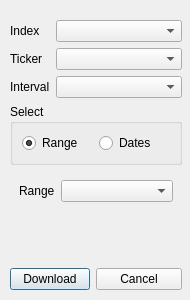
Old version of the form ydl_input.ui in the repository ram8686/yahoo_downloader.
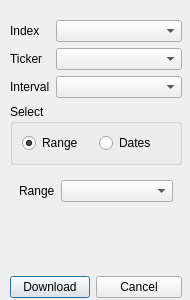
New version of the form.

Commit message: Progress dialog and worker threading integrated

Patch:
```diff
--- a/ydl_input.ui
+++ b/ydl_input.ui
@@ -31,16 +31,13 @@
   <property name="windowTitle">
    <string>Dialog</string>
   </property>
-  <property name="styleSheet">
-   <string>0</string>
-  </property>
   <widget class="QWidget" name="layoutWidget">
    <property name="geometry">
     <rect>
      <x>10</x>
      <y>20</y>
      <width>172</width>
-     <height>270</height>
+     <height>278</height>
     </rect>
    </property>
    <layout class="QVBoxLayout" name="verticalLayout">
```
The commit also changes 7 other files.
